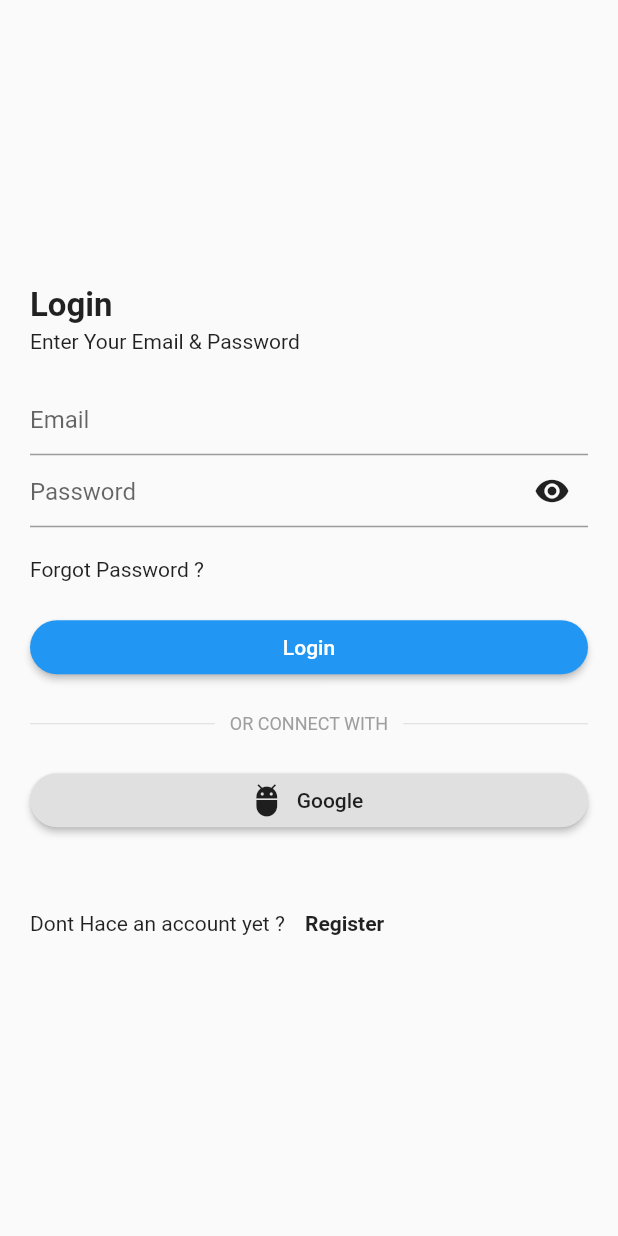
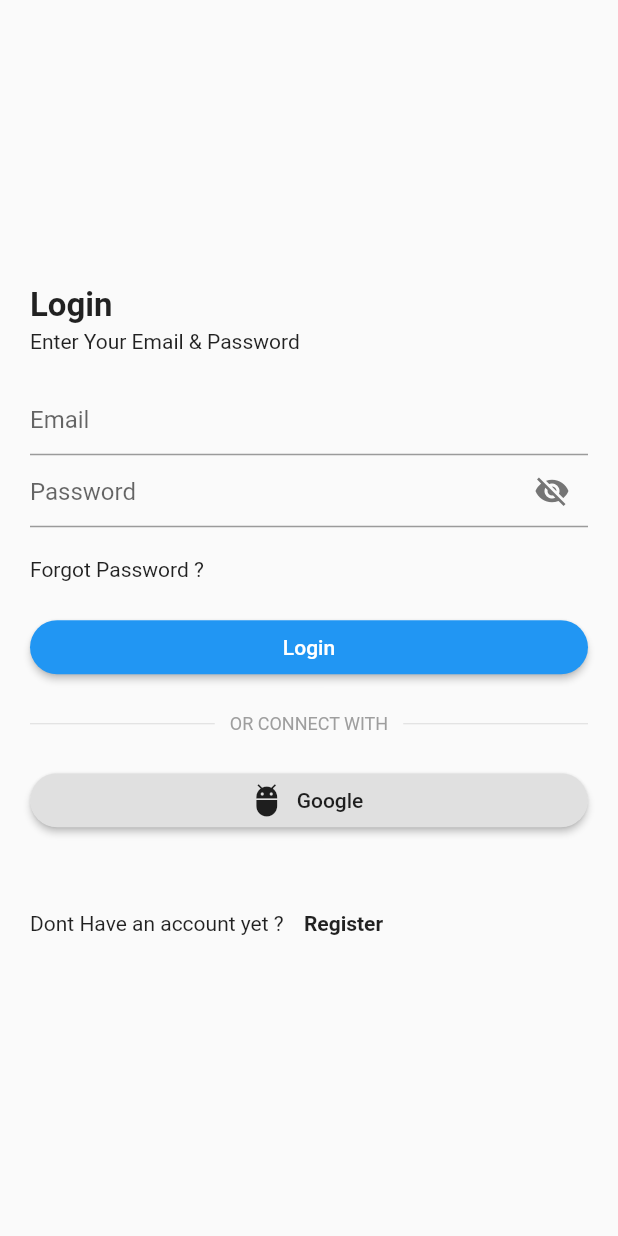
Before and after one commit to SpextrumSecurity/Login-Screen_Error, a Flutter app: the screen it shows after launch, on a phone screen of 412 x 824 dp. Run offline on Flutter 3.47's test engine with Material 2 defaults, Android fonts, the phone set to English and light mode, and no system bars.

Commit message:
Add Email & Password Autentikasi - Login Progressed

```diff
--- a/lib/screens/auth/Login.dart
+++ b/lib/screens/auth/Login.dart
@@ -1,4 +1,5 @@
 import 'package:flutter/material.dart';
+import 'package:issaq_project/screens/home/Home.dart';
 import 'package:issaq_project/widgets/widgets.dart';
 
 class Login extends StatefulWidget {
@@ -7,6 +8,11 @@ class Login extends StatefulWidget {
 }
 
 class _LoginState extends State<Login> {
+  TextEditingController _email = TextEditingController();
+  TextEditingController _password = TextEditingController();
+  bool _obscureText = true;
+  bool _isLoading = false;
+
   Widget _authTitle() {
     return wAuthTitle(
       title: 'Login',
@@ -17,6 +23,7 @@ class _LoginState extends State<Login> {
   Widget _inputEmail() {
     return Container(
       child: TextField(
+        controller: _email,
         decoration: InputDecoration(hintText: 'Email'),
       ),
     );
@@ -27,14 +34,21 @@ class _LoginState extends State<Login> {
       children: <Widget>[
         Container(
           child: TextField(
+            controller: _password,
+            obscureText: _obscureText,
             decoration: InputDecoration(hintText: 'Password'),
           ),
         ),
         Align(
           alignment: Alignment.centerRight,
           child: IconButton(
-            icon: Icon(Icons.visibility),
-            onPressed: () {},
+            icon: Icon(_obscureText ? Icons.visibility_off : Icons.visibility,
+                color: Colors.grey[600]),
+            onPressed: () {
+              setState(() {
+                _obscureText = !_obscureText;
+              });
+            },
           ),
         )
       ],
@@ -57,7 +71,14 @@ class _LoginState extends State<Login> {
   }
 
   Widget _inputSubmit() {
-    return wInputSubmit(context: context, title: 'Login', OnPressed: () {});
+    return wInputSubmit(
+      context: context,
+      title: 'Login',
+      OnPressed: () {
+        print('Email = ${_email.text}');
+        print('Email = ${_password.text}');
+      },
+    );
   }
 
   Widget _googleSignIn() {
@@ -68,7 +89,7 @@ class _LoginState extends State<Login> {
     return Container(
       margin: EdgeInsets.only(top: 40),
       child: Row(children: <Widget>[
-        Text('Dont Hace an account yet ? '),
+        Text('Dont Have an account yet ? '),
         GestureDetector(
             child: Container(
                 padding: EdgeInsets.all(10),
@@ -114,4 +135,20 @@ class _LoginState extends State<Login> {
       ),
     );
   }
+
+  void _loginHome() async {
+    setState(() {
+      _isLoading = true;
+    });
+
+    if (_email.text == 'demo@gmail.com' && _password.text == '1234') {
+      await Future.delayed(Duration(seconds: 2));
+      Navigator.pushReplacement(
+        context,
+        MaterialPageRoute(builder: (context) => Home()),
+      );
+    } else {
+      print('GAGAL!');
+    }
+  }
 }
--- a/lib/widgets/widgets.dart
+++ b/lib/widgets/widgets.dart
@@ -8,6 +8,7 @@ Widget wAppLoading(){
   );
 }
 
+  //Auth Title
   Widget wAuthTitle({required String title, required String subtitle}) {
     return Container(
       width: double.infinity,
@@ -26,6 +27,7 @@ Widget wAppLoading(){
     );
   }
 
+    // Pemisah
     Widget wTextDivider() {
     return Container(
       margin: EdgeInsets.symmetric(vertical: 10),
@@ -43,6 +45,7 @@ Widget wAppLoading(){
     );
   }
 
+    // Google Sign In
     Widget wGoogleSignIn({required Function onPressed}) {
     return Container(
       width: double.infinity,
@@ -54,6 +57,8 @@ Widget wAppLoading(){
       ),
     );
   }
+
+  //Memasukkan Data atau Login
   Widget wInputSubmit({required BuildContext context, required String title, required Function OnPressed}) {
     return Container(
         width: double.infinity,
```
